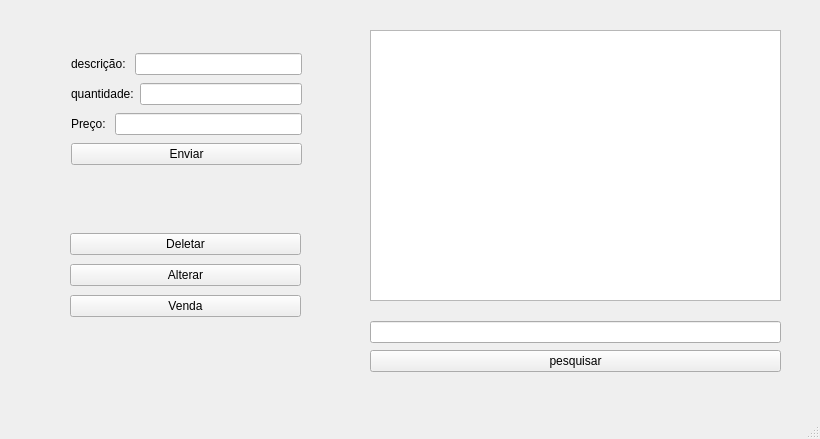
The window that mainwindow.ui (GabR36/QEstoqueLoja) describes before a commit, drawn with Qt 5.
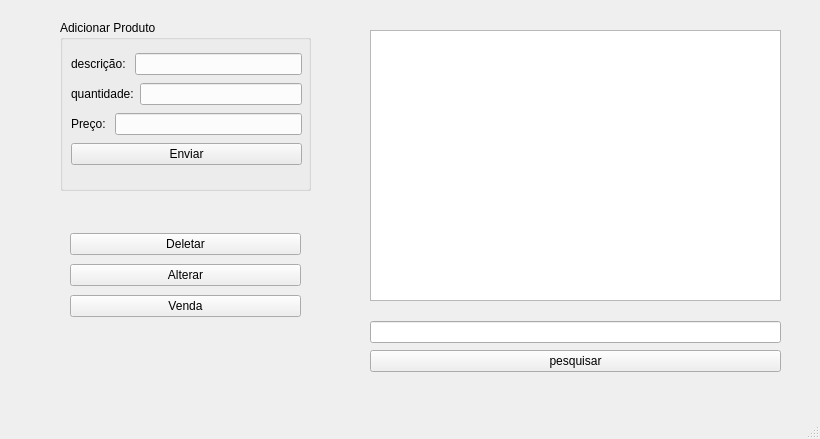
The same window after the commit.

Commit message: conteiner adicionar produto

```diff
--- a/mainwindow.ui
+++ b/mainwindow.ui
@@ -158,16 +158,19 @@
      </item>
     </layout>
    </widget>
-  </widget>
-  <widget class="QMenuBar" name="menubar">
+   <widget class="QGroupBox" name="groupBox">
    <property name="geometry">
     <rect>
-     <x>0</x>
-     <y>0</y>
-     <width>820</width>
-     <height>21</height>
-    </rect>
-   </property>
+      <x>60</x>
+      <y>20</y>
+      <width>251</width>
+      <height>171</height>
+     </rect>
+    </property>
+    <property name="title">
+     <string>Adicionar Produto</string>
+    </property>
+   </widget>
   </widget>
   <widget class="QStatusBar" name="statusbar"/>
  </widget>
```
Left out of the diff: 5 changed lines with no effect on the pictures. Lines whose indentation alone changed are shown as unchanged.
